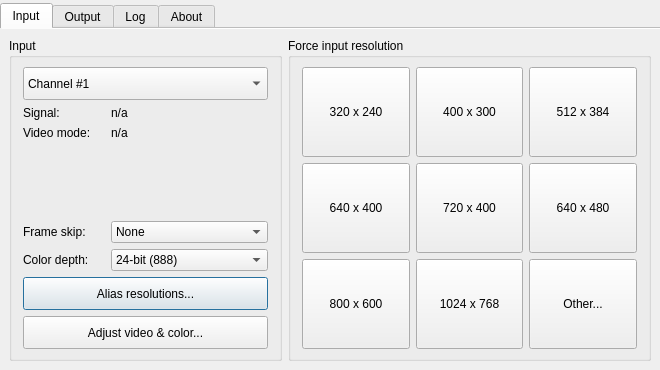
First picture: the form in src/display/qt/d_control_panel.ui, repository mrehkopf/vcs, before the edit.
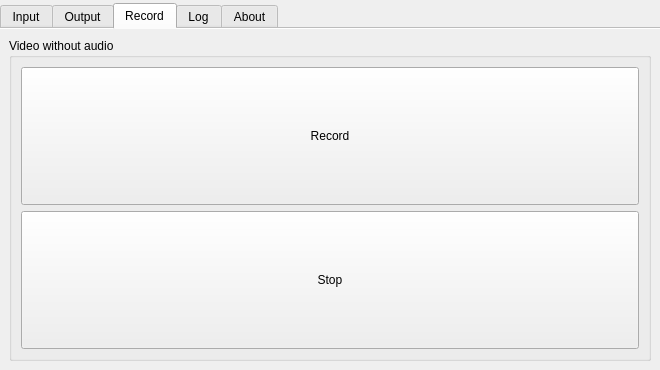
Second picture: the form after the edit.

Commit message:
Set up the basics for video recording functionality
Adds a recording tab into the control panel, and initializes record.cpp
with barebones OpenCV-backed video recording functions.

NOTE: The recording functionality is not yet operational. The code
committed here is tentative/explorational.

The edit to the form file:
```diff
--- a/src/display/qt/d_control_panel.ui
+++ b/src/display/qt/d_control_panel.ui
@@ -44,7 +44,7 @@
       <enum>QTabWidget::Rounded</enum>
      </property>
      <property name="currentIndex">
-      <number>0</number>
+      <number>2</number>
      </property>
      <property name="documentMode">
       <bool>true</bool>
@@ -1185,6 +1185,48 @@
        </item>
       </layout>
      </widget>
+     <widget class="QWidget" name="tab_record">
+      <attribute name="title">
+       <string>Record</string>
+      </attribute>
+      <layout class="QVBoxLayout" name="verticalLayout_7">
+       <item>
+        <widget class="QGroupBox" name="groupBox">
+         <property name="title">
+          <string>Video without audio</string>
+         </property>
+         <layout class="QVBoxLayout" name="verticalLayout_10">
+          <item>
+           <widget class="QPushButton" name="pushButton_testRecord">
+            <property name="sizePolicy">
+             <sizepolicy hsizetype="Minimum" vsizetype="Expanding">
+              <horstretch>0</horstretch>
+              <verstretch>0</verstretch>
+             </sizepolicy>
+            </property>
+            <property name="text">
+             <string>Record</string>
+            </property>
+           </widget>
+          </item>
+          <item>
+           <widget class="QPushButton" name="pushButton_testRecordStop">
+            <property name="sizePolicy">
+             <sizepolicy hsizetype="Minimum" vsizetype="Expanding">
+              <horstretch>0</horstretch>
+              <verstretch>0</verstretch>
+             </sizepolicy>
+            </property>
+            <property name="text">
+             <string>Stop</string>
+            </property>
+           </widget>
+          </item>
+         </layout>
+        </widget>
+       </item>
+      </layout>
+     </widget>
      <widget class="QWidget" name="tab_log">
       <attribute name="title">
        <string>Log</string>
```
The commit also changes 6 other files.
